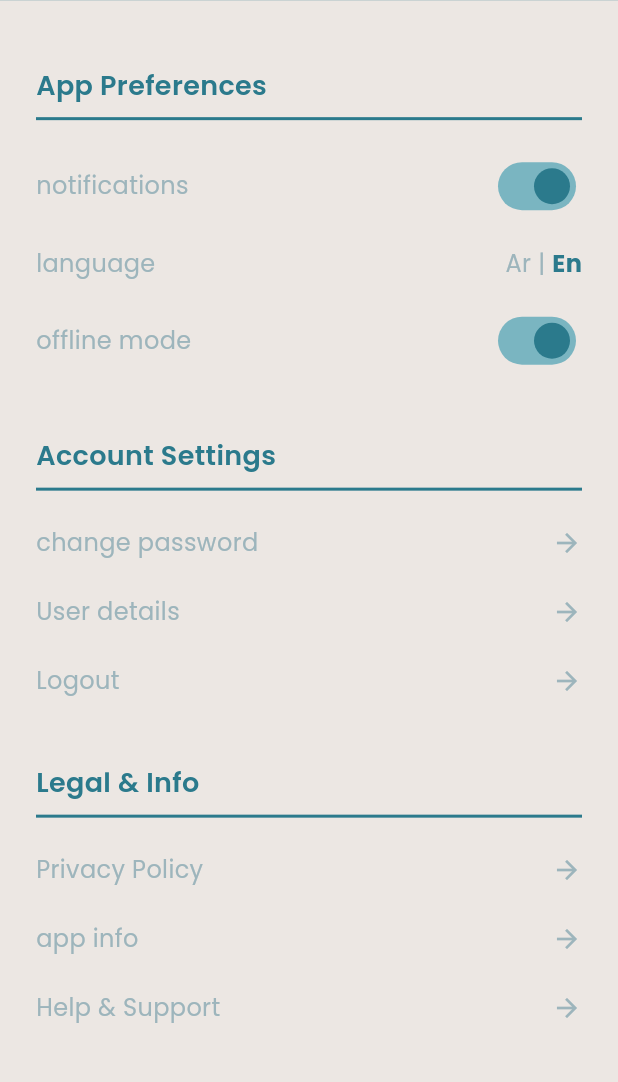
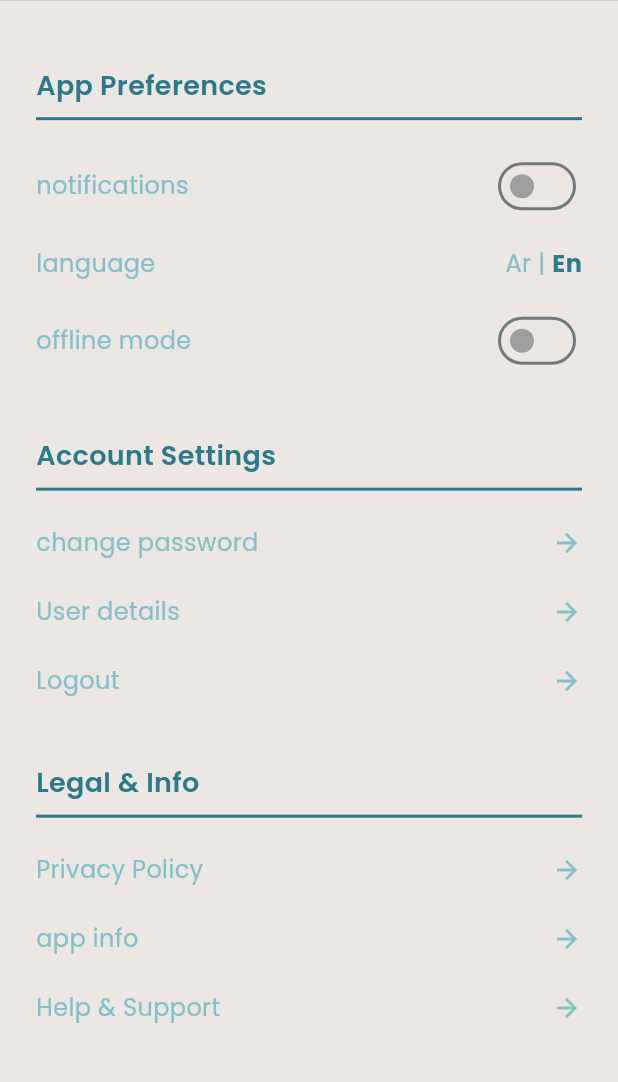
Before and after one commit to nhahub/NHA-229, a Flutter app: the SettingsPage screen opened directly, on a phone screen of 412 x 824 dp, the part 117-1199 px from its top. Run offline on Flutter 3.47's test engine with Material 3 defaults, Android fonts, the phone set to English and light mode, and no system bars; our stand-ins replace cloud_firestore, firebase_auth, firebase_core, firebase_messaging, flutter_bloc, flutter_screenutil and 5 more; accounts and stored records are empty; project files that could hold a hidden picture were left out.

Commit message:
finish the settings screen ui & logic and added a starter file for firebase notifications

```diff
--- /dev/null
+++ b/lib/features/settings/controllers/language_controller.dart
@@ -0,0 +1,19 @@
+import 'package:flutter_bloc/flutter_bloc.dart';
+import 'package:mostawak/data/preferences/preference_manager.dart';
+
+abstract class LanguageEvent {}
+
+class ChangeLanguage extends LanguageEvent {
+  final String languageCode;
+
+  ChangeLanguage(this.languageCode);
+}
+
+class LanguageController extends Bloc<LanguageEvent, String> {
+  LanguageController(super.initialState) {
+    on<ChangeLanguage>((event, emit) {
+      PreferenceManager().setString('languageCode', event.languageCode);
+      emit(event.languageCode);
+    });
+  }
+}
--- /dev/null
+++ b/lib/features/settings/controllers/switch_controller.dart
@@ -0,0 +1,17 @@
+import 'package:flutter_bloc/flutter_bloc.dart';
+
+abstract class SwitchEvent {}
+
+class ToggleSwitch extends SwitchEvent {
+  final bool switchValue;
+
+  ToggleSwitch(this.switchValue);
+}
+
+class SwitchController extends Bloc<SwitchEvent, bool> {
+  SwitchController(super.initialState) {
+    on<ToggleSwitch>((event, emit) {
+      emit(event.switchValue);
+    });
+  }
+}
--- a/lib/features/settings/settings.dart
+++ b/lib/features/settings/settings.dart
@@ -1,4 +1,5 @@
 import 'package:flutter/material.dart';
+import 'package:flutter_bloc/flutter_bloc.dart';
 import 'package:flutter_screenutil/flutter_screenutil.dart';
 import 'package:flutter_svg/svg.dart';
 import 'package:mostawak/core/constants/app_assets.dart';
@@ -6,7 +7,10 @@ import 'package:mostawak/core/constants/app_colors.dart';
 import 'package:mostawak/core/widgets/custom_drawer.dart';
 import 'package:mostawak/features/auth/forgot_password/screens/forget_password_email_screen.dart';
 import 'package:mostawak/features/auth/login/screens/login_screen.dart';
+import 'package:mostawak/features/settings/controllers/switch_controller.dart';
+import 'package:mostawak/features/settings/controllers/language_controller.dart';
 import 'package:mostawak/services/auth_service.dart';
+import 'package:mostawak/services/firebase_notifications.dart';
 
 class SettingsPage extends StatefulWidget {
   const SettingsPage({super.key});
@@ -16,12 +20,11 @@ class SettingsPage extends StatefulWidget {
 }
 
 class _SettingsPageState extends State<SettingsPage> {
-  bool notificationsEnabled = true;
-  bool offlineModeEnabled = true;
-  String selectedLanguage = 'En';
-
   @override
   Widget build(BuildContext context) {
+    bool notifications = false;
+    bool offlineMode = false;
+
     return Scaffold(
       backgroundColor: MyColors.textColor,
       appBar: AppBar(
@@ -51,19 +54,37 @@ class _SettingsPageState extends State<SettingsPage> {
               const SizedBox(height: 20),
               _buildSectionTitle('App Preferences'),
               const SizedBox(height: 20),
-              _buildToggleItem('notifications', notificationsEnabled, (value) {
-                setState(() {
-                  notificationsEnabled = value;
+              BlocProvider(
+                create: (context) => SwitchController(notifications),
+                child: BlocBuilder<SwitchController, bool>(
+                  builder: (context, notificationsState) {
+                    return _buildToggleItem('notifications', notificationsState,
+                        (value) {
+                      context.read<SwitchController>().add(ToggleSwitch(value));
+                      if (value) {
+                        // Enable notifications
+                        FirebaseNotifications().initialize();
+                      } else {
+                        // Disable notifications
+                      }
                     });
-              }),
+                  },
+                ),
+              ),
               const SizedBox(height: 16),
               _buildLanguageItem(),
               const SizedBox(height: 16),
-              _buildToggleItem('offline mode', offlineModeEnabled, (value) {
-                setState(() {
-                  offlineModeEnabled = value;
+              BlocProvider(
+                create: (context) => SwitchController(offlineMode),
+                child: BlocBuilder<SwitchController, bool>(
+                  builder: (context, offlineModeState) {
+                    return _buildToggleItem('offline mode', offlineModeState,
+                        (value) {
+                      context.read<SwitchController>().add(ToggleSwitch(value));
                     });
-              }),
+                  },
+                ),
+              ),
               const SizedBox(height: 40),
               _buildSectionTitle('Account Settings'),
               const SizedBox(height: 20),
@@ -118,7 +139,7 @@ class _SettingsPageState extends State<SettingsPage> {
           title,
           style: const TextStyle(
             fontSize: 16,
-            color: Color(0xFF9DB5BC),
+            color: Color(0xFF82C0CB),
           ),
         ),
         Switch(
@@ -127,7 +148,7 @@ class _SettingsPageState extends State<SettingsPage> {
           thumbColor: WidgetStateProperty.resolveWith<Color?>(
             (states) {
               if (states.contains(WidgetState.selected)) {
-                return const Color(0xFF2B7A8C);
+                return const Color(0xFFECE7E3);
               }
               return Colors.grey;
             },
@@ -135,9 +156,9 @@ class _SettingsPageState extends State<SettingsPage> {
           trackColor: WidgetStateProperty.resolveWith<Color?>(
             (states) {
               if (states.contains(WidgetState.selected)) {
-                return const Color(0xFF7AB5C1);
+                return const Color(0xFF16697B);
               }
-              return Colors.grey.shade400;
+              return const Color(0xFFECE7E3);
             },
           ),
         ),
@@ -153,25 +174,27 @@ class _SettingsPageState extends State<SettingsPage> {
           'language',
           style: TextStyle(
             fontSize: 16,
-            color: Color(0xFF9DB5BC),
+            color: Color(0xFF82C0CB),
           ),
         ),
-        Row(
+        BlocBuilder<LanguageController, String>(
+          builder: (context, languageState) {
+            return Row(
               children: [
                 GestureDetector(
                   onTap: () {
-                setState(() {
-                  selectedLanguage = 'Ar';
-                });
+                    context
+                        .read<LanguageController>()
+                        .add(ChangeLanguage('ar'));
                   },
                   child: Text(
                     'Ar',
                     style: TextStyle(
                       fontSize: 16,
-                  color: selectedLanguage == 'Ar'
+                      color: languageState == 'ar'
                           ? const Color(0xFF2B7A8C)
-                      : const Color(0xFF9DB5BC),
-                  fontWeight: selectedLanguage == 'Ar'
+                          : const Color(0xFF82C0CB),
+                      fontWeight: languageState == 'ar'
                           ? FontWeight.bold
                           : FontWeight.normal,
                     ),
@@ -181,29 +204,31 @@ class _SettingsPageState extends State<SettingsPage> {
                   ' | ',
                   style: TextStyle(
                     fontSize: 16,
-                color: Color(0xFF9DB5BC),
+                    color: Color(0xFF82C0CB),
                   ),
                 ),
                 GestureDetector(
                   onTap: () {
-                setState(() {
-                  selectedLanguage = 'En';
-                });
+                    context
+                        .read<LanguageController>()
+                        .add(ChangeLanguage('en'));
                   },
                   child: Text(
                     'En',
                     style: TextStyle(
                       fontSize: 16,
-                  color: selectedLanguage == 'En'
+                      color: languageState == 'en'
                           ? const Color(0xFF2B7A8C)
-                      : const Color(0xFF9DB5BC),
-                  fontWeight: selectedLanguage == 'En'
+                          : const Color(0xFF82C0CB),
+                      fontWeight: languageState == 'en'
                           ? FontWeight.bold
                           : FontWeight.normal,
                     ),
                   ),
                 ),
               ],
+            );
+          },
         ),
       ],
     );
@@ -223,12 +248,12 @@ class _SettingsPageState extends State<SettingsPage> {
               title,
               style: const TextStyle(
                 fontSize: 16,
-                color: Color(0xFF9DB5BC),
+                color: Color(0xFF82C0CB),
               ),
             ),
             const Icon(
               Icons.arrow_forward,
-              color: Color(0xFF9DB5BC),
+              color: Color(0xFF82C0CB),
               size: 20,
             ),
           ],
```
Also changed, not shown: lib/main.dart (+13 -4 lines), lib/services/firebase_notifications.dart (added, +31 -0 lines). Lines whose indentation alone changed are shown as unchanged.
